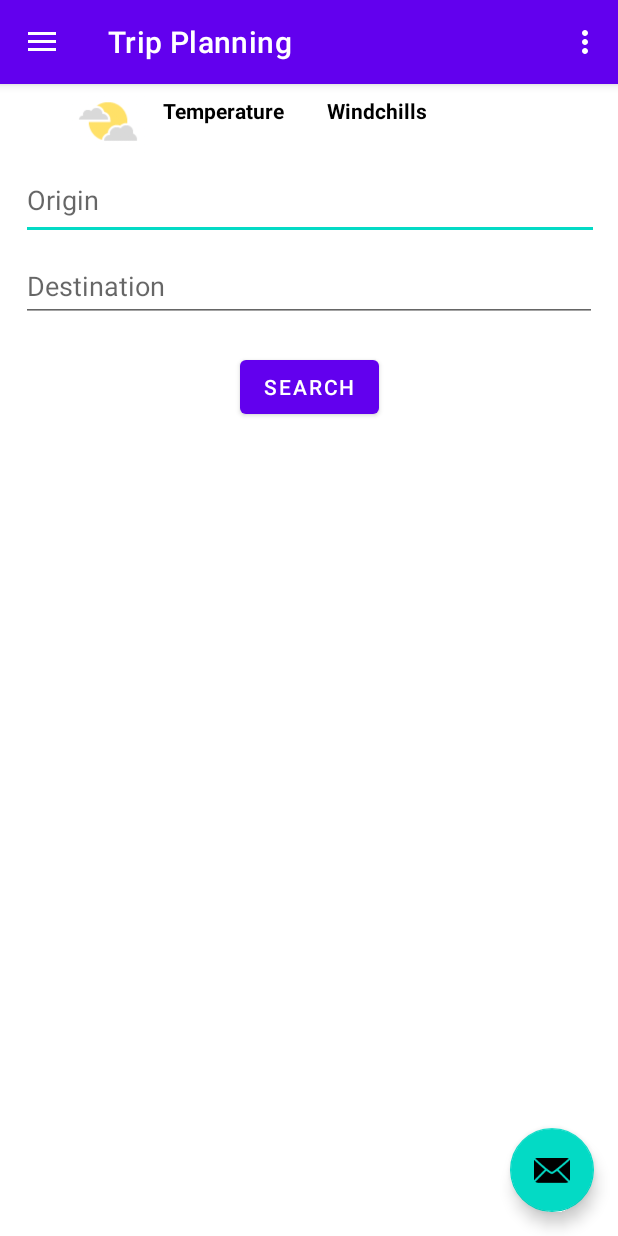
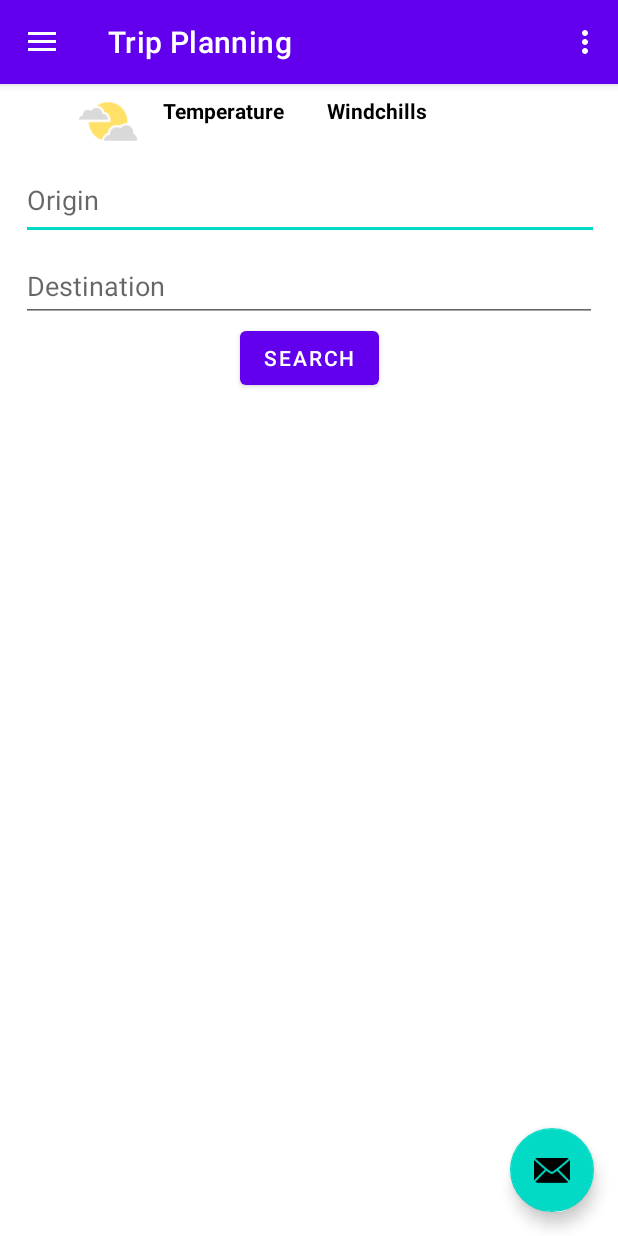
Before and after one commit to HrutilPatel/OnMyTrip, an Android app: the screen it shows after launch (MainActivity), in the side drawer, after a tap on "Trip Planning", on a phone screen of 412 x 824 dp. Run offline under Robolectric (Android 15) with nearby library versions, the phone set to English and light mode, and no system bars; our stand-ins replace navigation-ui; libraries missing offline, so code that uses them is left out: com.journeyapps.barcodescanner.

Commit message:
Trip Planning Search

```diff
--- a/app/src/main/res/layout/fragment_tripplanning.xml
+++ b/app/src/main/res/layout/fragment_tripplanning.xml
@@ -84,11 +84,11 @@
         android:layout_width="wrap_content"
         android:layout_height="wrap_content"
         android:text="Search"
-        app:layout_constraintBottom_toTopOf="@+id/listView2"
+        app:layout_constraintBottom_toBottomOf="parent"
         app:layout_constraintEnd_toEndOf="parent"
         app:layout_constraintStart_toStartOf="parent"
-        app:layout_constraintTop_toBottomOf="@+id/editTextText"
-        app:layout_constraintVertical_bias="0.884" />
+        app:layout_constraintTop_toBottomOf="@+id/editTextText2"
+        app:layout_constraintVertical_bias="0.0" />
 
     <ListView
         android:id="@+id/listView2"
```
